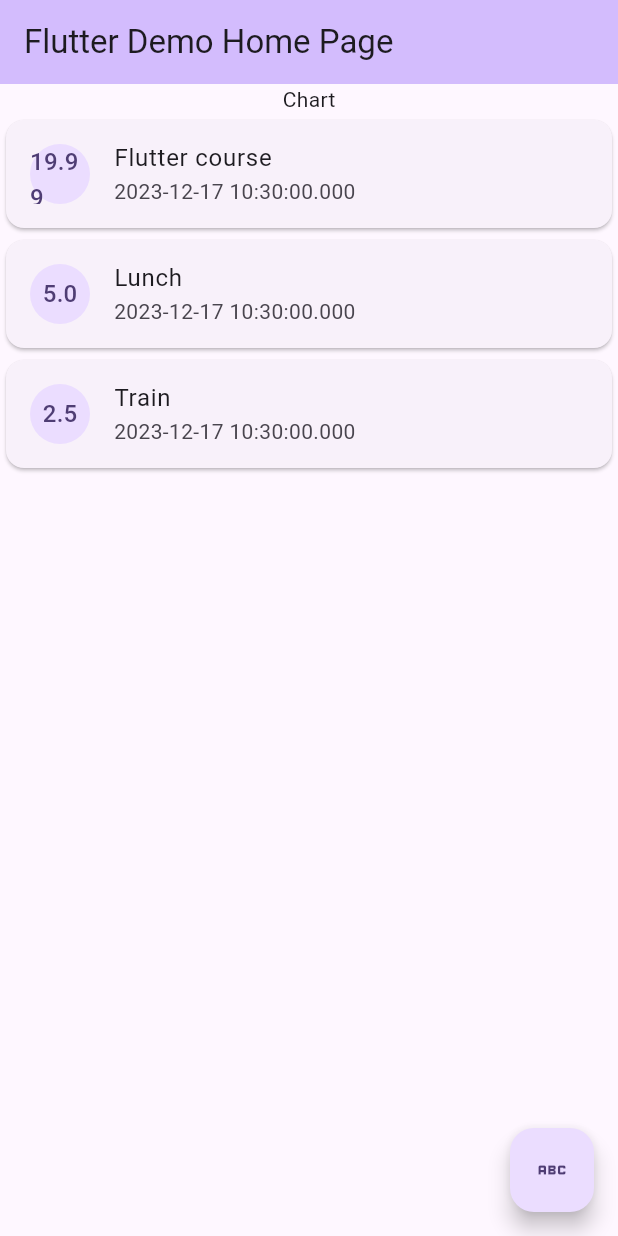
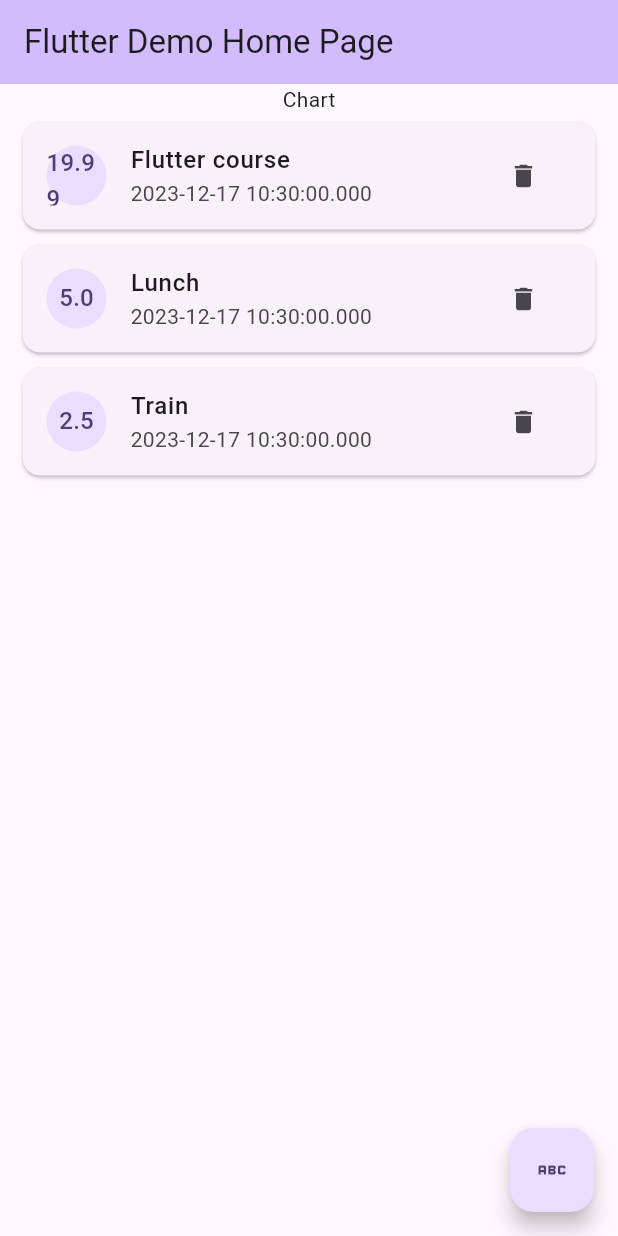
Before and after one commit to gayashan4lk/budget_tracker, a Flutter app: the screen it shows after launch, on a phone screen of 412 x 824 dp. Run offline on Flutter 3.47's test engine with Material 3 defaults, Android fonts, the phone set to English and light mode, and no system bars.

Commit message:
create ExpenseItem widget

```diff
--- a/lib/home.dart
+++ b/lib/home.dart
@@ -28,9 +28,7 @@ class _HomePageState extends State<HomePage> {
         children: [
           const Text('Chart'),
           Expanded(
-            child: ExpensesList(
-              expenses: _dummyExpenses,
-            ),
+            child: ExpensesList(expenses: _dummyExpenses),
           )
         ],
       ),
@@ -52,18 +50,34 @@ class ExpensesList extends StatelessWidget {
   Widget build(BuildContext context) {
     return ListView.builder(
       itemCount: expenses.length,
-      itemBuilder: (context, index) {
-        final expense = expenses[index];
+      itemBuilder: (context, index) => ExpenseItem(expense: expenses[index]),
+    );
+  }
+}
+
+class ExpenseItem extends StatelessWidget {
+  const ExpenseItem({super.key, required this.expense});
+
+  final Expense expense;
+
+  @override
+  Widget build(BuildContext context) {
     return Card(
+      margin: const EdgeInsets.symmetric(vertical: 5, horizontal: 15),
       child: ListTile(
         leading: CircleAvatar(
           child: Text(expense.amount.toString()),
         ),
-            title: Text(expense.title),
+        title: Text(expense.title, style: const TextStyle(fontWeight: FontWeight.w500)),
         subtitle: Text(expense.date.toString()),
+        trailing: IconButton(
+          iconSize: 20,
+          icon: const Icon(Icons.delete),
+          onPressed: () => {
+            print('delete ${expense.id}'),
+          },
         ),
-        );
-      },
+      ),
     );
   }
 }
```
Lines whose indentation alone changed are shown as unchanged.
